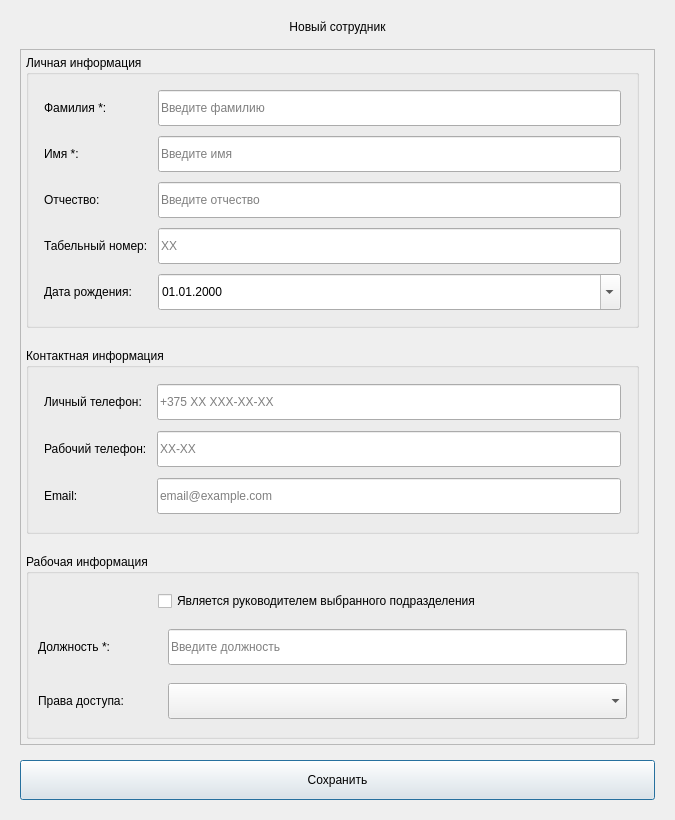
lerakaplich/Documents, file client/ui/system/employees/employee_dialog.ui: the form before one commit.
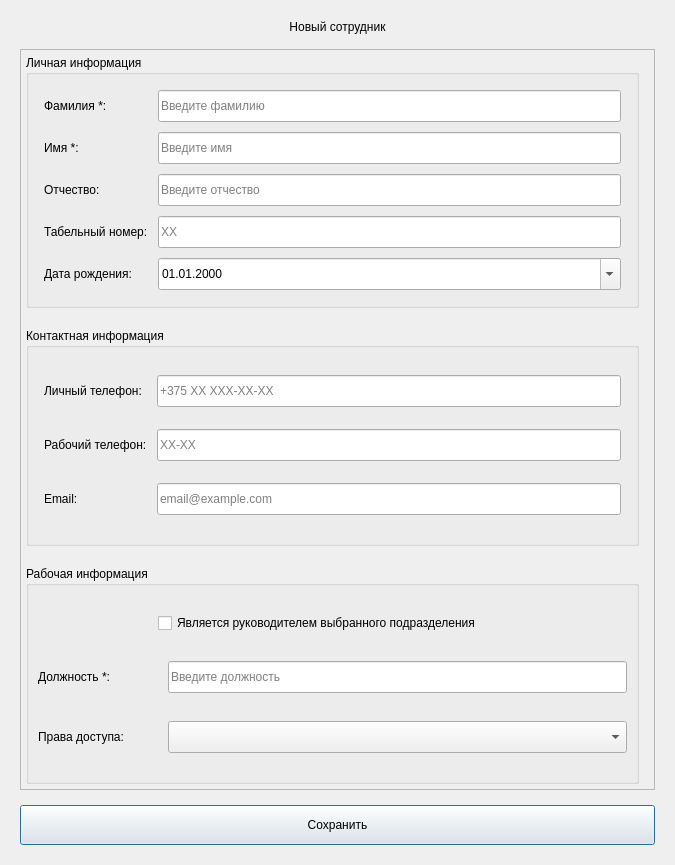
The form after the commit. Icons and pictures are not drawn. Custom widgets are drawn as their Qt base class.

What changed in the file:
```diff
--- a/client/ui/system/employees/employee_dialog.ui
+++ b/client/ui/system/employees/employee_dialog.ui
@@ -7,7 +7,7 @@
     <x>0</x>
     <y>0</y>
     <width>675</width>
-    <height>820</height>
+    <height>865</height>
    </rect>
   </property>
   <property name="minimumSize">
@@ -768,7 +768,7 @@
         <x>0</x>
         <y>0</y>
         <width>635</width>
-        <height>670</height>
+        <height>715</height>
        </rect>
       </property>
       <layout class="QVBoxLayout" name="scrollLayout">
@@ -829,13 +829,13 @@
             <property name="minimumSize">
              <size>
               <width>0</width>
-              <height>36</height>
+              <height>32</height>
              </size>
             </property>
             <property name="maximumSize">
              <size>
               <width>16777215</width>
-              <height>36</height>
+              <height>32</height>
              </size>
             </property>
             <property name="placeholderText">
@@ -858,13 +858,13 @@
             <property name="minimumSize">
              <size>
               <width>0</width>
-              <height>36</height>
+              <height>32</height>
              </size>
             </property>
             <property name="maximumSize">
              <size>
               <width>16777215</width>
-              <height>36</height>
+              <height>32</height>
              </size>
             </property>
             <property name="placeholderText">
@@ -887,13 +887,13 @@
             <property name="minimumSize">
              <size>
               <width>0</width>
-              <height>36</height>
+              <height>32</height>
              </size>
             </property>
             <property name="maximumSize">
              <size>
               <width>16777215</width>
-              <height>36</height>
+              <height>32</height>
              </size>
             </property>
             <property name="placeholderText">
@@ -916,13 +916,13 @@
             <property name="minimumSize">
              <size>
               <width>0</width>
-              <height>36</height>
+              <height>32</height>
              </size>
             </property>
             <property name="maximumSize">
              <size>
               <width>16777215</width>
-              <height>36</height>
+              <height>32</height>
              </size>
             </property>
             <property name="placeholderText">
@@ -945,13 +945,13 @@
             <property name="minimumSize">
              <size>
               <width>0</width>
-              <height>36</height>
+              <height>32</height>
              </size>
             </property>
             <property name="maximumSize">
              <size>
               <width>16777215</width>
-              <height>36</height>
+              <height>32</height>
              </size>
             </property>
             <property name="displayFormat">
@@ -1027,13 +1027,13 @@
             <property name="minimumSize">
              <size>
               <width>0</width>
-              <height>36</height>
+              <height>32</height>
              </size>
             </property>
             <property name="maximumSize">
              <size>
               <width>16777215</width>
-              <height>36</height>
+              <height>32</height>
              </size>
             </property>
             <property name="placeholderText">
@@ -1046,13 +1046,13 @@
             <property name="minimumSize">
              <size>
               <width>0</width>
-              <height>36</height>
+              <height>32</height>
              </size>
             </property>
             <property name="maximumSize">
              <size>
               <width>16777215</width>
-              <height>36</height>
+              <height>32</height>
              </size>
             </property>
             <property name="placeholderText">
@@ -1065,13 +1065,13 @@
             <property name="minimumSize">
              <size>
               <width>0</width>
-              <height>36</height>
+              <height>32</height>
              </size>
             </property>
             <property name="maximumSize">
              <size>
               <width>16777215</width>
-              <height>36</height>
+              <height>32</height>
              </size>
             </property>
             <property name="placeholderText">
@@ -1179,13 +1179,13 @@
               <property name="minimumSize">
                <size>
                 <width>0</width>
-                <height>36</height>
+                <height>32</height>
                </size>
               </property>
               <property name="maximumSize">
                <size>
                 <width>16777215</width>
-                <height>36</height>
+                <height>32</height>
                </size>
               </property>
               <property name="placeholderText">
@@ -1224,13 +1224,13 @@
               <property name="minimumSize">
                <size>
                 <width>0</width>
-                <height>34</height>
+                <height>32</height>
                </size>
               </property>
               <property name="maximumSize">
                <size>
                 <width>16777215</width>
-                <height>36</height>
+                <height>32</height>
                </size>
               </property>
               <property name="styleSheet">
@@ -1258,6 +1258,22 @@
      <property name="cursor">
       <cursorShape>PointingHandCursor</cursorShape>
      </property>
+     <property name="styleSheet">
+      <string notr="true">QPushButton {
+    background-color: {ACCENT_PRIMARY};
+    color: {TEXT_ON_ACCENT};
+    border-radius: 8px;
+    font-weight: bold;
+    font-size: 14px;
+    border: none;
+}
+QPushButton:hover {
+    background-color: {ACCENT_HOVER};
+}
+QPushButton:pressed {
+    background-color: {ACCENT_PRESSED};
+}</string>
+     </property>
      <property name="text">
       <string>Сохранить</string>
      </property>
@@ -1265,6 +1281,13 @@
    </item>
   </layout>
  </widget>
+  <customwidgets>
+  <customwidget>
+   <class>CustomCalendarDateEdit</class>
+   <extends>QDateEdit</extends>
+   <header>client.windows.date_edit</header>
+  </customwidget>
+ </customwidgets>
  <resources/>
  <connections/>
 </ui>
```
Left out of the diff: 29 changed lines with no effect on the pictures.
